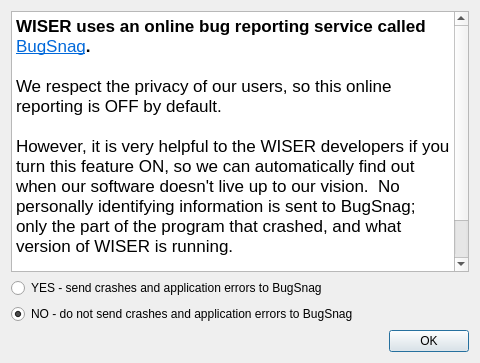
Ehlmann-research-group/WISER, file src/gui/ui_files/bug_reporting_dialog.ui: the form before one commit.
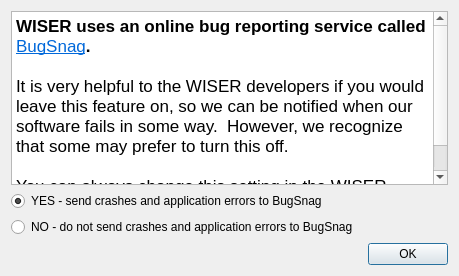
The form after the commit.

Commit message:
Online bug reporting UI has shorter text; defaults to "on"
I shortened the text on the online bug reporting UI, and changed the
default value to "on" since we really would like to encourage users
to do this.

```diff
--- a/src/gui/ui_files/bug_reporting_dialog.ui
+++ b/src/gui/ui_files/bug_reporting_dialog.ui
@@ -6,8 +6,8 @@
    <rect>
     <x>0</x>
     <y>0</y>
-    <width>480</width>
-    <height>363</height>
+    <width>459</width>
+    <height>276</height>
    </rect>
   </property>
   <property name="windowTitle">
@@ -20,7 +20,7 @@
       <string>NO - do not send crashes and application errors to BugSnag</string>
      </property>
      <property name="checked">
-      <bool>true</bool>
+      <bool>false</bool>
      </property>
     </widget>
    </item>
@@ -39,6 +39,9 @@
      <property name="text">
       <string>YES - send crashes and application errors to BugSnag</string>
      </property>
+     <property name="checked">
+      <bool>true</bool>
+     </property>
     </widget>
    </item>
    <item row="0" column="0">
@@ -50,9 +53,7 @@
 &lt;/style&gt;&lt;/head&gt;&lt;body style=&quot; font-family:'.AppleSystemUIFont'; font-size:13pt; font-weight:400; font-style:normal;&quot;&gt;
 &lt;p style=&quot; margin-top:0px; margin-bottom:0px; margin-left:0px; margin-right:0px; -qt-block-indent:0; text-indent:0px;&quot;&gt;&lt;span style=&quot; font-weight:600;&quot;&gt;WISER uses an online bug reporting service called &lt;/span&gt;&lt;a href=&quot;https://www.bugsnag.com&quot;&gt;&lt;span style=&quot; text-decoration: underline; color:#0068da;&quot;&gt;BugSnag&lt;/span&gt;&lt;/a&gt;&lt;span style=&quot; font-weight:600;&quot;&gt;.&lt;/span&gt;&lt;/p&gt;
 &lt;p style=&quot;-qt-paragraph-type:empty; margin-top:0px; margin-bottom:0px; margin-left:0px; margin-right:0px; -qt-block-indent:0; text-indent:0px; font-weight:600;&quot;&gt;&lt;br /&gt;&lt;/p&gt;
-&lt;p style=&quot; margin-top:0px; margin-bottom:0px; margin-left:0px; margin-right:0px; -qt-block-indent:0; text-indent:0px;&quot;&gt;We respect the privacy of our users, so this online reporting is OFF by default.&lt;/p&gt;
-&lt;p style=&quot;-qt-paragraph-type:empty; margin-top:0px; margin-bottom:0px; margin-left:0px; margin-right:0px; -qt-block-indent:0; text-indent:0px;&quot;&gt;&lt;br /&gt;&lt;/p&gt;
-&lt;p style=&quot; margin-top:0px; margin-bottom:0px; margin-left:0px; margin-right:0px; -qt-block-indent:0; text-indent:0px;&quot;&gt;However, it is very helpful to the WISER developers if you turn this feature ON, so we can automatically find out when our software doesn't live up to our vision.  No personally identifying information is sent to BugSnag; only the part of the program that crashed, and what version of WISER is running.&lt;/p&gt;
+&lt;p style=&quot; margin-top:0px; margin-bottom:0px; margin-left:0px; margin-right:0px; -qt-block-indent:0; text-indent:0px;&quot;&gt;It is very helpful to the WISER developers if you would leave this feature on, so we can be notified when our software fails in some way.  However, we recognize that some may prefer to turn this off.&lt;/p&gt;
 &lt;p style=&quot;-qt-paragraph-type:empty; margin-top:0px; margin-bottom:0px; margin-left:0px; margin-right:0px; -qt-block-indent:0; text-indent:0px;&quot;&gt;&lt;br /&gt;&lt;/p&gt;
 &lt;p style=&quot; margin-top:0px; margin-bottom:0px; margin-left:0px; margin-right:0px; -qt-block-indent:0; text-indent:0px;&quot;&gt;You can always change this setting in the WISER configuration dialog, if you change your mind!&lt;/p&gt;&lt;/body&gt;&lt;/html&gt;</string>
      </property>
```
